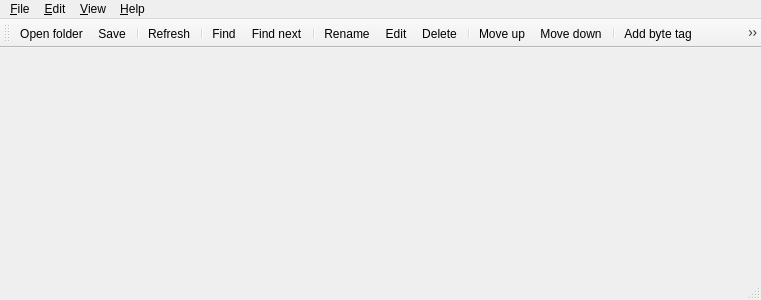
The window that proj/src/MainWindow.ui (germix/minecraft-explorer) describes before a commit, drawn with Qt 5.
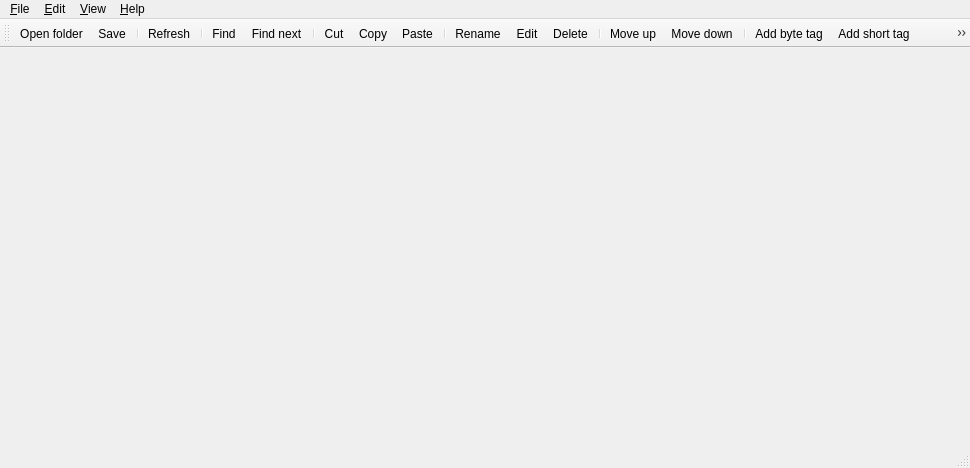
The same window after the commit. Icons and pictures are not drawn.

```diff
--- a/proj/src/MainWindow.ui
+++ b/proj/src/MainWindow.ui
@@ -6,8 +6,8 @@
    <rect>
     <x>0</x>
     <y>0</y>
-    <width>761</width>
-    <height>300</height>
+    <width>970</width>
+    <height>468</height>
    </rect>
   </property>
   <property name="windowTitle">
@@ -19,8 +19,8 @@
     <rect>
      <x>0</x>
      <y>0</y>
-     <width>761</width>
-     <height>25</height>
+     <width>970</width>
+     <height>26</height>
     </rect>
    </property>
    <widget class="QMenu" name="menu_File">
@@ -83,6 +83,10 @@
    <addaction name="actionFind"/>
    <addaction name="actionFindNext"/>
    <addaction name="separator"/>
+   <addaction name="actionCut"/>
+   <addaction name="actionCopy"/>
+   <addaction name="actionPaste"/>
+   <addaction name="separator"/>
    <addaction name="actionRename"/>
    <addaction name="actionEdit"/>
    <addaction name="actionDelete"/>
@@ -320,6 +324,33 @@
     <string>Find next</string>
    </property>
   </action>
+  <action name="actionCut">
+   <property name="icon">
+    <iconset resource="../res/resource.qrc">
+     <normaloff>:/images/action-cut.png</normaloff>:/images/action-cut.png</iconset>
+   </property>
+   <property name="text">
+    <string>Cu&amp;t</string>
+   </property>
+  </action>
+  <action name="actionCopy">
+   <property name="icon">
+    <iconset resource="../res/resource.qrc">
+     <normaloff>:/images/action-copy.png</normaloff>:/images/action-copy.png</iconset>
+   </property>
+   <property name="text">
+    <string>&amp;Copy</string>
+   </property>
+  </action>
+  <action name="actionPaste">
+   <property name="icon">
+    <iconset resource="../res/resource.qrc">
+     <normaloff>:/images/action-paste.png</normaloff>:/images/action-paste.png</iconset>
+   </property>
+   <property name="text">
+    <string>&amp;Paste</string>
+   </property>
+  </action>
  </widget>
  <layoutdefault spacing="6" margin="11"/>
  <resources>
```
Left out of the diff: 52 changed lines with no effect on the pictures.
